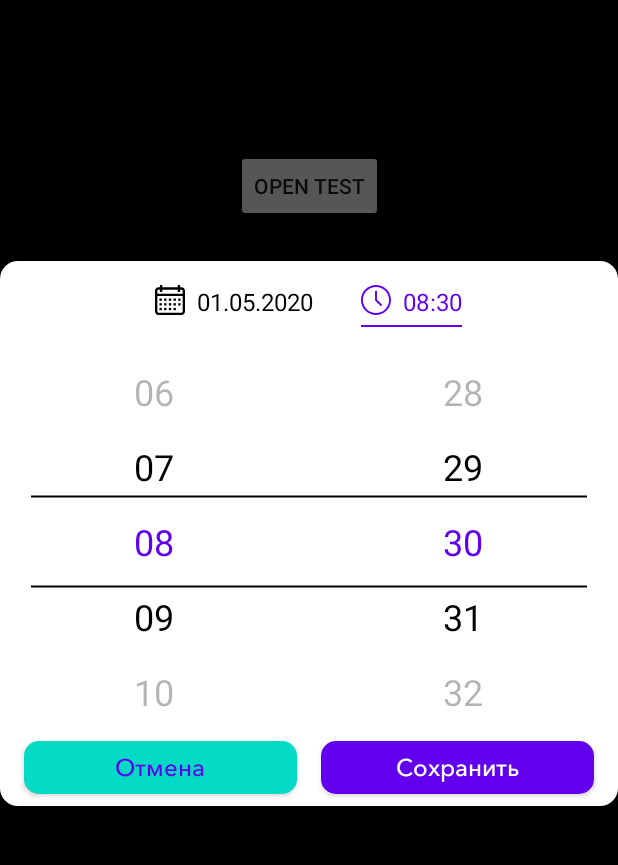
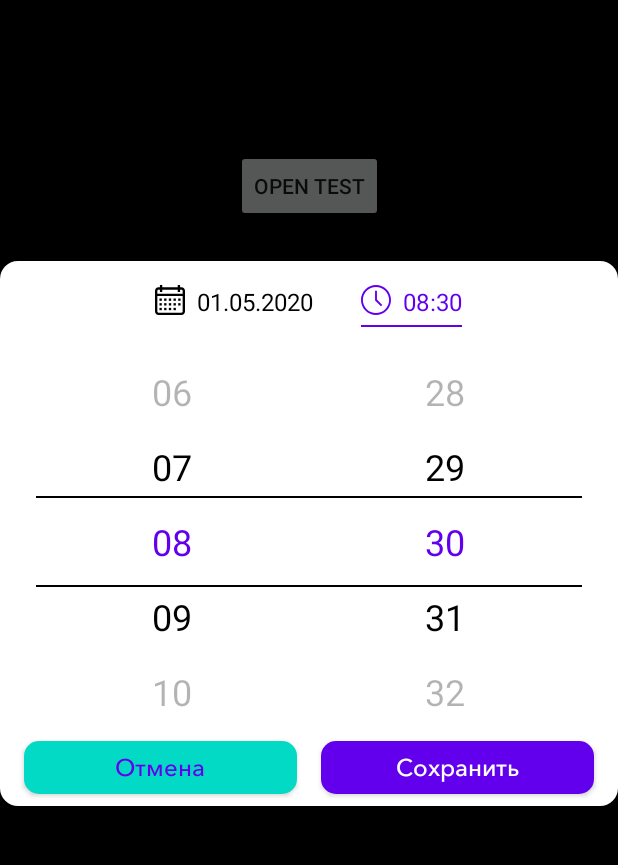
Before and after one commit to e5unknown/DateTimePicker, an Android app: the fragment DateTimePickerDialog placed in its activity, after a tap on "08", on a phone screen of 412 x 824 dp, the part 84-949 px from its top. Run offline under Robolectric (Android 15) with nearby library versions, the phone set to English and light mode, and no system bars; 2 other taps on this screen came first.

Commit message:
сокращен код

```diff
--- a/app/src/main/java/com/dev420/datetimepicker/DateTimePickerDialog.java
+++ b/app/src/main/java/com/dev420/datetimepicker/DateTimePickerDialog.java
@@ -1,20 +1,24 @@
 package com.dev420.datetimepicker;
 
+import android.content.Context;
 import android.content.DialogInterface;
 import android.graphics.Color;
 import android.graphics.drawable.ColorDrawable;
 import android.media.AudioAttributes;
 import android.media.SoundPool;
+import android.os.Build;
 import android.os.Bundle;
 
 import androidx.annotation.NonNull;
 import androidx.annotation.Nullable;
 import androidx.appcompat.widget.AppCompatButton;
-import androidx.cardview.widget.CardView;
 import androidx.fragment.app.DialogFragment;
 import androidx.fragment.app.FragmentPagerAdapter;
 import androidx.viewpager.widget.ViewPager;
 
+import android.os.Handler;
+import android.os.VibrationEffect;
+import android.os.Vibrator;
 import android.view.LayoutInflater;
 import android.view.View;
 import android.view.ViewGroup;
@@ -36,7 +40,9 @@ public class DateTimePickerDialog extends DialogFragment implements TimePickerFr
     private TextView tvDate;
     private TextView tvTime;
 
-    private SoundPool sounds;
+    private SoundPool soundPool;
+    private int soundId;
+    private Vibrator vibrator;
 
     private ViewPager viewPager;
 
@@ -44,7 +50,6 @@ public class DateTimePickerDialog extends DialogFragment implements TimePickerFr
     public void onCreate(@Nullable Bundle savedInstanceState) {
         super.onCreate(savedInstanceState);
         setStyle(DialogFragment.STYLE_NO_TITLE, R.style.Theme_AppCompat_Dialog_Alert);
-        createSoundPool();
     }
 
     @Nullable
@@ -55,7 +60,7 @@ public class DateTimePickerDialog extends DialogFragment implements TimePickerFr
             getDialog().getWindow().setBackgroundDrawable(new ColorDrawable(Color.TRANSPARENT));
         }
         PickerViewPagerAdapter pagerAdapter = new PickerViewPagerAdapter(getChildFragmentManager(),
-                FragmentPagerAdapter.BEHAVIOR_RESUME_ONLY_CURRENT_FRAGMENT, sounds);
+                FragmentPagerAdapter.BEHAVIOR_RESUME_ONLY_CURRENT_FRAGMENT);
         viewPager = view.findViewById(R.id.viewPagerDateTimePicker);
         viewPager.setAdapter(pagerAdapter);
         viewPager.addOnPageChangeListener(new ViewPager.OnPageChangeListener() {
@@ -77,6 +82,7 @@ public class DateTimePickerDialog extends DialogFragment implements TimePickerFr
             }
         });
         initUI(view);
+        createSoundPool();
         return view;
     }
 
@@ -85,9 +91,11 @@ public class DateTimePickerDialog extends DialogFragment implements TimePickerFr
                 .setUsage(AudioAttributes.USAGE_ASSISTANCE_SONIFICATION)
                 .setContentType(AudioAttributes.CONTENT_TYPE_SONIFICATION)
                 .build();
-        sounds = new SoundPool.Builder()
+        soundPool = new SoundPool.Builder()
                 .setAudioAttributes(attributes)
                 .build();
+        soundId = soundPool.load(getContext(), R.raw.snap1, 1);
+        vibrator = (Vibrator) getActivity().getSystemService(Context.VIBRATOR_SERVICE);
     }
 
     private void initUI(View view) {
@@ -148,20 +156,32 @@ public class DateTimePickerDialog extends DialogFragment implements TimePickerFr
         tvDate.setTextColor(getResources().getColor(R.color.textColorPrimary));
     }
 
-    @Override
-    public void updateTimeFromPicker(String timeHHMM) {
-        tvTime.setText(timeHHMM);
+    private void playSoundAndVibrate() {
+        soundPool.play(soundId, 0.3f, 0.3f, 1, 0, 1);
+        if (Build.VERSION.SDK_INT >= Build.VERSION_CODES.O) {
+            vibrator.vibrate(VibrationEffect.createOneShot(25, VibrationEffect.DEFAULT_AMPLITUDE));
+        } else {
+            vibrator.vibrate(25);
+        }
     }
 
     @Override
-    public void updateDateFromPicker(String dateDDMMYYYY) {
+    public void updateDateFromPicker(String dateDDMMYYYY, boolean playSoundAndVibrate) {
+        if (playSoundAndVibrate) playSoundAndVibrate();
         tvDate.setText(dateDDMMYYYY);
+    }
+
+    @Override
+    public void updateTimeFromPicker(String timeHHMM, boolean playSoundAndVibrate) {
+        if (playSoundAndVibrate) playSoundAndVibrate();
+        tvTime.setText(timeHHMM);
+
     }
 
     @Override
     public void onDismiss(@NonNull DialogInterface dialog) {
         super.onDismiss(dialog);
-        sounds.release();
-        sounds = null;
+        soundPool.release();
+        soundPool = null;
     }
 }
--- a/app/src/main/java/com/dev420/datetimepicker/adapters/PickerViewPagerAdapter.java
+++ b/app/src/main/java/com/dev420/datetimepicker/adapters/PickerViewPagerAdapter.java
@@ -1,6 +1,4 @@
 package com.dev420.datetimepicker.adapters;
-
-import android.media.SoundPool;
 
 import androidx.annotation.NonNull;
 import androidx.fragment.app.Fragment;
@@ -12,20 +10,17 @@ import com.dev420.datetimepicker.fragments.TimePickerFragment;
 
 public class PickerViewPagerAdapter extends FragmentPagerAdapter {
 
-    SoundPool soundPool;
-
-    public PickerViewPagerAdapter(@NonNull FragmentManager fm, int behavior, SoundPool soundPool) {
+    public PickerViewPagerAdapter(@NonNull FragmentManager fm, int behavior) {
         super(fm, behavior);
-        this.soundPool = soundPool;
     }
 
     @NonNull
     @Override
     public Fragment getItem(int position) {
         if (position == 0){
-            return new DatePickerFragment(soundPool);
+            return new DatePickerFragment();
         } else {
-            return new TimePickerFragment(soundPool);
+            return new TimePickerFragment();
         }
     }
 
--- a/app/src/main/java/com/dev420/datetimepicker/fragments/DatePickerFragment.java
+++ b/app/src/main/java/com/dev420/datetimepicker/fragments/DatePickerFragment.java
@@ -12,8 +12,6 @@ import androidx.recyclerview.widget.LinearSnapHelper;
 import androidx.recyclerview.widget.RecyclerView;
 import androidx.recyclerview.widget.SnapHelper;
 
-import android.os.VibrationEffect;
-import android.os.Vibrator;
 import android.view.LayoutInflater;
 import android.view.View;
 import android.view.ViewGroup;
@@ -40,23 +38,19 @@ public class DatePickerFragment extends Fragment {
     private int[] pickerPosition = new int[3];
 
     private DatePickerCallback dateCallback;
-    private SoundPool soundPool;
-    private int soundId;
-    private Vibrator vibrator;
 
     private ArrayList[] dateData = new ArrayList[3];
     private ArrayList<String> days;
     private ArrayList<String> months;
     private ArrayList<String> years;
 
-    int firstYearInArray = 2015;
+    private int firstYearInArray = 2015;
 
-    public DatePickerFragment(SoundPool soundPool) {
-        this.soundPool = soundPool;
+    public DatePickerFragment() {
     }
 
     public interface DatePickerCallback {
-        public void updateDateFromPicker(String dateDDMMYYYY);
+        public void updateDateFromPicker(String dateDDMMYYYY, boolean playSoundAndVibrate);
     }
 
     @Override
@@ -64,8 +58,6 @@ public class DatePickerFragment extends Fragment {
                              Bundle savedInstanceState) {
         View view = inflater.inflate(R.layout.fragment_date_picker, container, false);
         dateCallback = (DatePickerCallback) getParentFragment();
-        soundId = soundPool.load(getContext(), R.raw.snap1, 1);
-        vibrator = (Vibrator) getActivity().getSystemService(Context.VIBRATOR_SERVICE);
         initViews(view);
         createDateArrays();
         setCurrentDateAndTime();
@@ -95,8 +87,14 @@ public class DatePickerFragment extends Fragment {
         days.add("");
         days.add("");
 
-        months = new ArrayList<>(Arrays.asList("", "", "янв", "фев", "март", "апр", "май", "июнь",
-                "июль", "авг", "сен", "окт", "нояб", "дек", "", ""));
+        months = new ArrayList<>(Arrays.asList("", "",
+                getResources().getString(R.string.month_jan), getResources().getString(R.string.month_feb),
+                getResources().getString(R.string.month_mar), getResources().getString(R.string.month_apr),
+                getResources().getString(R.string.month_may), getResources().getString(R.string.month_jun),
+                getResources().getString(R.string.month_jul), getResources().getString(R.string.month_aug),
+                getResources().getString(R.string.month_sep), getResources().getString(R.string.month_oct),
+                getResources().getString(R.string.month_nov), getResources().getString(R.string.month_dec),
+                "", ""));
 
         years = new ArrayList<>(Arrays.asList("", ""));
         for (int i = firstYearInArray; i <= 2050; i++) {
@@ -163,16 +161,7 @@ public class DatePickerFragment extends Fragment {
         rv[DAY].scrollToPosition(pickerPosition[DAY]);
         resetDaysCount();
 
-        updateDateInHeader();
-    }
-
-    private void playSoundAndVibrate() {
-        soundPool.play(soundId, 0.3f, 0.3f, 1, 0, 1);
-        if (Build.VERSION.SDK_INT >= Build.VERSION_CODES.O) {
-            vibrator.vibrate(VibrationEffect.createOneShot(25, VibrationEffect.DEFAULT_AMPLITUDE));
-        } else {
-            vibrator.vibrate(25);
-        }
+        updateDateInHeader(false);
     }
 
     private void setRVScrollAndClickListeners() {
@@ -190,8 +179,7 @@ public class DatePickerFragment extends Fragment {
                     if (pickerPosition[finalI] != firstVisible) {
                         pickerPosition[finalI] = firstVisible;
                         pickerAdapters[finalI].changeItemAppearance(firstVisible);
-                        playSoundAndVibrate();
-                        updateDateInHeader();
+                        updateDateInHeader(true);
                     }
                 }
             });
@@ -228,8 +216,8 @@ public class DatePickerFragment extends Fragment {
                 , pickerPosition[MONTH] + 1, pickerPosition[YEAR] + firstYearInArray);
     }
 
-    private void updateDateInHeader() {
-        dateCallback.updateDateFromPicker(getDateOnPicker());
+    private void updateDateInHeader(boolean playSoundAndVibrate) {
+        dateCallback.updateDateFromPicker(getDateOnPicker(), playSoundAndVibrate);
     }
 
 }
--- a/app/src/main/java/com/dev420/datetimepicker/fragments/TimePickerFragment.java
+++ b/app/src/main/java/com/dev420/datetimepicker/fragments/TimePickerFragment.java
@@ -2,7 +2,6 @@ package com.dev420.datetimepicker.fragments;
 
 import android.content.Context;
 import android.media.SoundPool;
-import android.os.Build;
 import android.os.Bundle;
 
 import androidx.annotation.NonNull;
@@ -12,8 +11,8 @@ import androidx.recyclerview.widget.LinearSnapHelper;
 import androidx.recyclerview.widget.RecyclerView;
 import androidx.recyclerview.widget.SnapHelper;
 
-import android.os.VibrationEffect;
 import android.os.Vibrator;
+import android.util.Log;
 import android.view.LayoutInflater;
 import android.view.View;
 import android.view.ViewGroup;
@@ -39,9 +38,6 @@ public class TimePickerFragment extends Fragment {
     private int[] pickerPosition = new int[2];
 
     private TimePickerCallback timeCallback;
-    private SoundPool soundPool;
-    private int soundId;
-    private Vibrator vibrator;
 
     private ArrayList[] timeData = new ArrayList[2];
     private ArrayList<String> hours;
@@ -49,32 +45,35 @@ public class TimePickerFragment extends Fragment {
 
     private int minuteStep = 1;
 
-    public TimePickerFragment(SoundPool soundPool) {
-        this.soundPool = soundPool;
+    public TimePickerFragment() {
     }
 
     //конструктор для создания минутного списка с назначенным шагом
-    public TimePickerFragment(int minuteStep, SoundPool soundPool) {
-        this.minuteStep = minuteStep;
-        this.soundPool = soundPool;
+    public static TimePickerFragment newInstance(int minuteStep) {
+        TimePickerFragment fragment = new TimePickerFragment();
+        Bundle args = new Bundle();
+        args.putInt("minuteStep", minuteStep);
+        fragment.setArguments(args);
+        return fragment;
     }
 
     public interface TimePickerCallback {
-        public void updateTimeFromPicker(String timeHHMM);
+        public void updateTimeFromPicker(String timeHHMM, boolean playSoundAndVibrate);
     }
-
 
     @Override
     public View onCreateView(LayoutInflater inflater, ViewGroup container,
                              Bundle savedInstanceState) {
         View view = inflater.inflate(R.layout.fragment_time_picker, container, false);
+        if (getArguments() != null){
+            minuteStep = getArguments().getInt("minuteStep");
+            Log.i("WTF", minuteStep+"");
+        }
         timeCallback = (TimePickerCallback) getParentFragment();
-        soundId = soundPool.load(getContext(), R.raw.snap1, 1);
-        vibrator = (Vibrator) getActivity().getSystemService(Context.VIBRATOR_SERVICE);
         initViews(view);
         createTimeArrays();
+        setRVScrollAndClickListeners();
         setCurrentDateAndTime();
-        setRVScrollAndClickListeners();
         return view;
     }
 
@@ -121,16 +120,7 @@ public class TimePickerFragment extends Fragment {
         rv[HOUR].scrollToPosition(pickerPosition[HOUR]);
         pickerAdapters[HOUR].changeItemAppearance(pickerPosition[HOUR]);
 
-        updateTimeInHeader();
-    }
-
-    private void playSoundAndVibrate() {
-        soundPool.play(soundId, 0.3f, 0.3f, 1, 0, 1);
-        if (Build.VERSION.SDK_INT >= Build.VERSION_CODES.O) {
-            vibrator.vibrate(VibrationEffect.createOneShot(25, VibrationEffect.DEFAULT_AMPLITUDE));
-        } else {
-            vibrator.vibrate(25);
-        }
+        updateTimeInHeader(false);
     }
 
     private void setRVScrollAndClickListeners() {
@@ -147,8 +137,7 @@ public class TimePickerFragment extends Fragment {
                     if (pickerPosition[finalI] != firstVisible) {
                         pickerPosition[finalI] = firstVisible;
                         pickerAdapters[finalI].changeItemAppearance(firstVisible);
-                        playSoundAndVibrate();
-                        updateTimeInHeader();
+                        updateTimeInHeader(true);
                     }
                 }
             });
@@ -173,7 +162,7 @@ public class TimePickerFragment extends Fragment {
                 , pickerPosition[MINUTE]);
     }
 
-    private void updateTimeInHeader() {
-        timeCallback.updateTimeFromPicker(getTimeOnPicker());
+    private void updateTimeInHeader(boolean playSoundAndVibrate) {
+        timeCallback.updateTimeFromPicker(getTimeOnPicker(), playSoundAndVibrate);
     }
 }
--- a/app/src/main/res/drawable/pager_bg.xml
+++ /dev/null
@@ -1,18 +0,0 @@
-<?xml version="1.0" encoding="utf-8"?>
-<layer-list xmlns:android="http://schemas.android.com/apk/res/android">
-    <item android:top="-60dp"
-        android:left="20dp"
-        android:right="20dp">
-        <shape android:shape="line">
-            <stroke android:width="1dp" />
-
-        </shape>
-    </item>
-    <item android:top="60dp"
-        android:left="20dp"
-        android:right="20dp">
-        <shape android:shape="line">
-            <stroke android:width="1dp" />
-        </shape>
-    </item>
-</layer-list>
--- /dev/null
+++ b/app/src/main/res/drawable/pager_bg_lines.xml
@@ -0,0 +1,12 @@
+<?xml version="1.0" encoding="utf-8"?>
+<layer-list xmlns:android="http://schemas.android.com/apk/res/android">
+    <item
+        android:bottom="95dp"
+        android:top="95dp"
+        android:left="-2dp"
+        android:right="-2dp">
+        <shape android:shape="rectangle">
+            <stroke android:width="1dp" android:color="@android:color/black"/>
+        </shape>
+    </item>
+</layer-list>
--- a/app/src/main/res/layout/fragment_date_picker.xml
+++ b/app/src/main/res/layout/fragment_date_picker.xml
@@ -3,6 +3,7 @@
     xmlns:tools="http://schemas.android.com/tools"
     android:layout_width="match_parent"
     android:layout_height="@dimen/picker_recycler_height"
+    android:background="@drawable/pager_bg_lines"
     tools:context=".fragments.DatePickerFragment">
 
     <androidx.recyclerview.widget.RecyclerView
@@ -16,7 +17,7 @@ tools:context=".fragments.DatePickerFragment">
         android:id="@+id/rvMonth"
         android:layout_width="0dp"
         android:layout_height="match_parent"
-    android:layout_weight="1"
+        android:layout_weight="2"
         android:overScrollMode="never" />
 
     <androidx.recyclerview.widget.RecyclerView
--- a/app/src/main/res/layout/fragment_date_time_picker_dialog.xml
+++ b/app/src/main/res/layout/fragment_date_time_picker_dialog.xml
@@ -73,9 +73,10 @@
     <androidx.viewpager.widget.ViewPager
         android:id="@+id/viewPagerDateTimePicker"
         android:layout_width="match_parent"
+        android:layout_marginStart="@dimen/margin_padding_size_large"
+        android:layout_marginEnd="@dimen/margin_padding_size_large"
         android:layout_height="@dimen/picker_recycler_height"
-        android:background="@drawable/pager_bg"
-        android:overScrollMode="never" />
+        android:overScrollMode="never"/>
 
     <LinearLayout
         android:layout_width="match_parent"
@@ -89,6 +90,7 @@
             android:layout_height="@dimen/dialog_button_height"
             android:layout_margin="@dimen/margin_padding_size_small"
             android:layout_weight="1"
+            android:elevation="0dp"
             android:background="@drawable/button_cancel_accent"
             android:text="@string/button_cancel"
             android:textAppearance="@style/AlertDialog.AppCompat.Button.Cancel" />
@@ -99,6 +101,7 @@
             android:layout_height="@dimen/dialog_button_height"
             android:layout_margin="@dimen/margin_padding_size_small"
             android:layout_weight="1"
+            android:elevation="0dp"
             android:background="@drawable/button_save_primary"
             android:text="@string/button_save"
             android:textAppearance="@style/AlertDialog.AppCompat.Button.Save" />
--- a/app/src/main/res/layout/fragment_time_picker.xml
+++ b/app/src/main/res/layout/fragment_time_picker.xml
@@ -3,6 +3,7 @@
     xmlns:tools="http://schemas.android.com/tools"
     android:layout_width="match_parent"
     android:layout_height="@dimen/picker_recycler_height"
+    android:background="@drawable/pager_bg_lines"
     tools:context=".fragments.TimePickerFragment">
 
     <androidx.recyclerview.widget.RecyclerView
--- a/app/src/main/res/values/dimen.xml
+++ b/app/src/main/res/values/dimen.xml
@@ -1,19 +1,19 @@
 <?xml version="1.0" encoding="utf-8"?>
 <resources>
-    <dimen name="picker_recycler_height">250dp</dimen>
-    <dimen name="picker_cell">50dp</dimen>
-
     <dimen name="margin_padding_size_small">8dp</dimen>
     <dimen name="margin_padding_size_medium">16dp</dimen>
     <dimen name="margin_padding_size_large">24dp</dimen>
-
-    <dimen name="icon_small">20dp</dimen>
-
-    <dimen name="dialog_button_height">35dp</dimen>
 
     <dimen name="text_size_small">14sp</dimen>
     <dimen name="text_size_medium">16sp</dimen>
     <dimen name="text_size_large">20sp</dimen>
     <dimen name="text_size_xlarge">24sp</dimen>
 
+    <dimen name="picker_recycler_height">250dp</dimen>
+    <dimen name="picker_cell">50dp</dimen>
+
+    <dimen name="icon_small">20dp</dimen>
+
+    <dimen name="dialog_button_height">35dp</dimen>
+
 </resources>
--- a/app/src/main/res/values/strings.xml
+++ b/app/src/main/res/values/strings.xml
@@ -5,4 +5,20 @@
     <string name="button_cancel">Отмена</string>
     <string name="button_save">Сохранить</string>
 
+    <string name="month_jan">янв</string>
+    <string name="month_feb">фев</string>
+    <string name="month_mar">март</string>
+    <string name="month_apr">апр</string>
+    <string name="month_may">май</string>
+    <string name="month_jun">июнь</string>
+    <string name="month_jul">июль</string>
+    <string name="month_aug">авг</string>
+    <string name="month_sep">сен</string>
+    <string name="month_oct">окт</string>
+    <string name="month_nov">нояб</string>
+    <string name="month_dec">дек</string>
+
+    <!-- TODO: Remove or change this placeholder text -->
+    <string name="hello_blank_fragment">Hello blank fragment</string>
+
 </resources>
```
Lines whose indentation alone changed are shown as unchanged.
